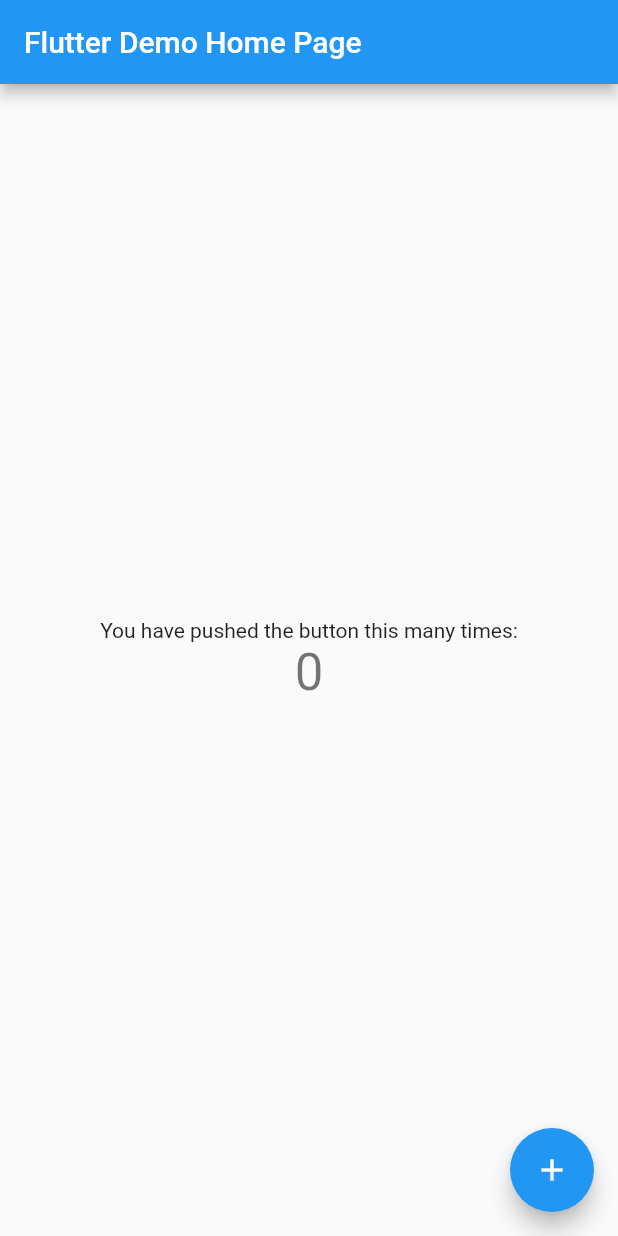
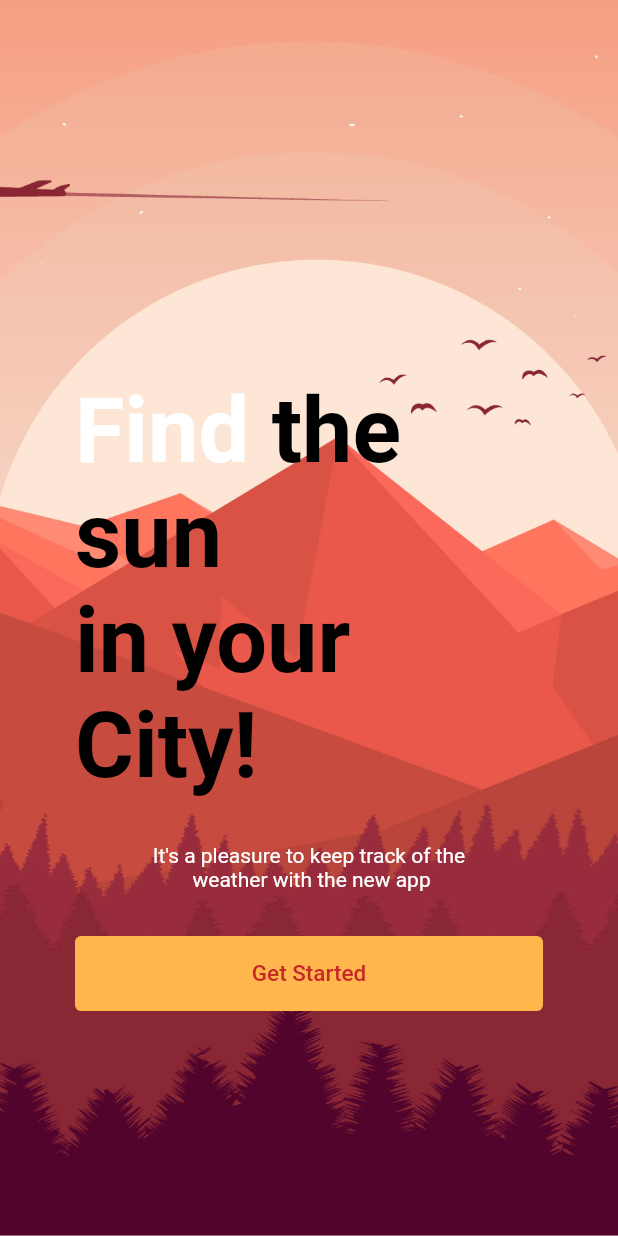
Before and after one commit to yogaxv/weather_app, a Flutter app: the screen it shows after launch, on a phone screen of 412 x 824 dp. Run offline on Flutter 3.47's test engine with Material 2 defaults, Android fonts, the phone set to English and light mode, and no system bars.

Commit message:
Create Start Screen

```diff
--- /dev/null
+++ b/lib/Screens/startup_screen.dart
@@ -0,0 +1,80 @@
+import 'package:flutter/material.dart';
+
+class StartupScreen extends StatelessWidget {
+  const StartupScreen({Key? key}) : super(key: key);
+
+  @override
+  Widget build(BuildContext context) {
+    return Scaffold(
+      body: Container(
+        decoration: BoxDecoration(
+          image: DecorationImage(
+            image:
+                AssetImage("assets/images/vector-landscape-illustration.jpg"),
+            fit: BoxFit.cover,
+          ),
+        ),
+        child: Column(
+          children: [
+            Expanded(child: Container()),
+            Padding(
+              padding: EdgeInsets.fromLTRB(50, 0, 50, 150),
+              child: Column(
+                crossAxisAlignment: CrossAxisAlignment.center,
+                mainAxisSize: MainAxisSize.max,
+                mainAxisAlignment: MainAxisAlignment.end,
+                children: [
+                  Padding(
+                    padding: const EdgeInsets.only(bottom: 30),
+                    child: RichText(
+                      text: TextSpan(
+                        text: 'Find',
+                        style: TextStyle(
+                            color: Colors.white,
+                            fontSize: 60,
+                            fontWeight: FontWeight.bold),
+                        /*defining default style is optional */
+                        children: <TextSpan>[
+                          TextSpan(
+                              text: ' the sun\nin your City!',
+                              style: TextStyle(
+                                  fontWeight: FontWeight.bold,
+                                  color: Colors.black)),
+                        ],
+                      ),
+                    ),
+                  ),
+                  Padding(
+                    padding: const EdgeInsets.only(bottom: 30),
+                    child: Text(
+                      "It's a pleasure to keep track of the \n weather with the new app",
+                      style: TextStyle(
+                        color: Colors.white,
+                      ),
+                      textAlign: TextAlign.center,
+                    ),
+                  ),
+                  SizedBox(
+                    height: 50,
+                    width: double.infinity,
+                    child: ElevatedButton(
+                      style: ElevatedButton.styleFrom(
+                          primary: Colors.orange.shade300, // background
+                          onPrimary: Colors.red.shade800, // foreground
+                          elevation: 0),
+                      onPressed: () {},
+                      child: Text(
+                        'Get Started',
+                        style: TextStyle(fontSize: 15),
+                      ),
+                    ),
+                  ),
+                ],
+              ),
+            ),
+          ],
+        ),
+      ),
+    );
+  }
+}
--- a/lib/main.dart
+++ b/lib/main.dart
@@ -1,4 +1,5 @@
 import 'package:flutter/material.dart';
+import 'package:weather_app/Screens/startup_screen.dart';
 
 void main() {
   runApp(MyApp());
@@ -9,105 +10,11 @@
   @override
   Widget build(BuildContext context) {
     return MaterialApp(
-      title: 'Flutter Demo',
+      title: 'Weather App',
       theme: ThemeData(
-        // This is the theme of your application.
-        //
-        // Try running your application with "flutter run". You'll see the
-        // application has a blue toolbar. Then, without quitting the app, try
-        // changing the primarySwatch below to Colors.green and then invoke
-        // "hot reload" (press "r" in the console where you ran "flutter run",
-        // or simply save your changes to "hot reload" in a Flutter IDE).
-        // Notice that the counter didn't reset back to zero; the application
-        // is not restarted.
         primarySwatch: Colors.blue,
       ),
-      home: MyHomePage(title: 'Flutter Demo Home Page'),
+      home: StartupScreen(),
     );
   }
 }
-
-class MyHomePage extends StatefulWidget {
-  MyHomePage({Key? key, required this.title}) : super(key: key);
-
-  // This widget is the home page of your application. It is stateful, meaning
-  // that it has a State object (defined below) that contains fields that affect
-  // how it looks.
-
-  // This class is the configuration for the state. It holds the values (in this
-  // case the title) provided by the parent (in this case the App widget) and
-  // used by the build method of the State. Fields in a Widget subclass are
-  // always marked "final".
-
-  final String title;
-
-  @override
-  _MyHomePageState createState() => _MyHomePageState();
-}
-
-class _MyHomePageState extends State<MyHomePage> {
-  int _counter = 0;
-
-  void _incrementCounter() {
-    setState(() {
-      // This call to setState tells the Flutter framework that something has
-      // changed in this State, which causes it to rerun the build method below
-      // so that the display can reflect the updated values. If we changed
-      // _counter without calling setState(), then the build method would not be
-      // called again, and so nothing would appear to happen.
-      _counter++;
-    });
-  }
-
-  @override
-  Widget build(BuildContext context) {
-    // This method is rerun every time setState is called, for instance as done
-    // by the _incrementCounter method above.
-    //
-    // The Flutter framework has been optimized to make rerunning build methods
-    // fast, so that you can just rebuild anything that needs updating rather
-    // than having to individually change instances of widgets.
-    return Scaffold(
-      appBar: AppBar(
-        // Here we take the value from the MyHomePage object that was created by
-        // the App.build method, and use it to set our appbar title.
-        title: Text(widget.title),
-      ),
-      body: Center(
-        // Center is a layout widget. It takes a single child and positions it
-        // in the middle of the parent.
-        child: Column(
-          // Column is also a layout widget. It takes a list of children and
-          // arranges them vertically. By default, it sizes itself to fit its
-          // children horizontally, and tries to be as tall as its parent.
-          //
-          // Invoke "debug painting" (press "p" in the console, choose the
-          // "Toggle Debug Paint" action from the Flutter Inspector in Android
-          // Studio, or the "Toggle Debug Paint" command in Visual Studio Code)
-          // to see the wireframe for each widget.
-          //
-          // Column has various properties to control how it sizes itself and
-          // how it positions its children. Here we use mainAxisAlignment to
-          // center the children vertically; the main axis here is the vertical
-          // axis because Columns are vertical (the cross axis would be
-          // horizontal).
-          mainAxisAlignment: MainAxisAlignment.center,
-          children: <Widget>[
-            Text(
-              'You have pushed the button this many times:',
-            ),
-            Text(
-              '$_counter',
-              style: Theme.of(context).textTheme.headline4,
-            ),
-          ],
-        ),
-      ),
-      floatingActionButton: FloatingActionButton(
-        onPressed: _incrementCounter,
-        tooltip: 'Increment',
-        child: Icon(Icons.add),
-      ), // This trailing comma makes auto-formatting nicer for build methods.
-    );
-  }
-}
--- a/pubspec.yaml
+++ b/pubspec.yaml
@@ -48,6 +48,9 @@
   # assets:
   #   - images/a_dot_burr.jpeg
   #   - images/a_dot_ham.jpeg
+  assets:
+    - assets/
+    - assets/images/
 
   # An image asset can refer to one or more resolution-specific "variants", see
   # https://flutter.dev/assets-and-images/#resolution-aware.
```
Also changed, not shown: assets/images/vector-landscape-illustration.jpg (added), 1 other file.
